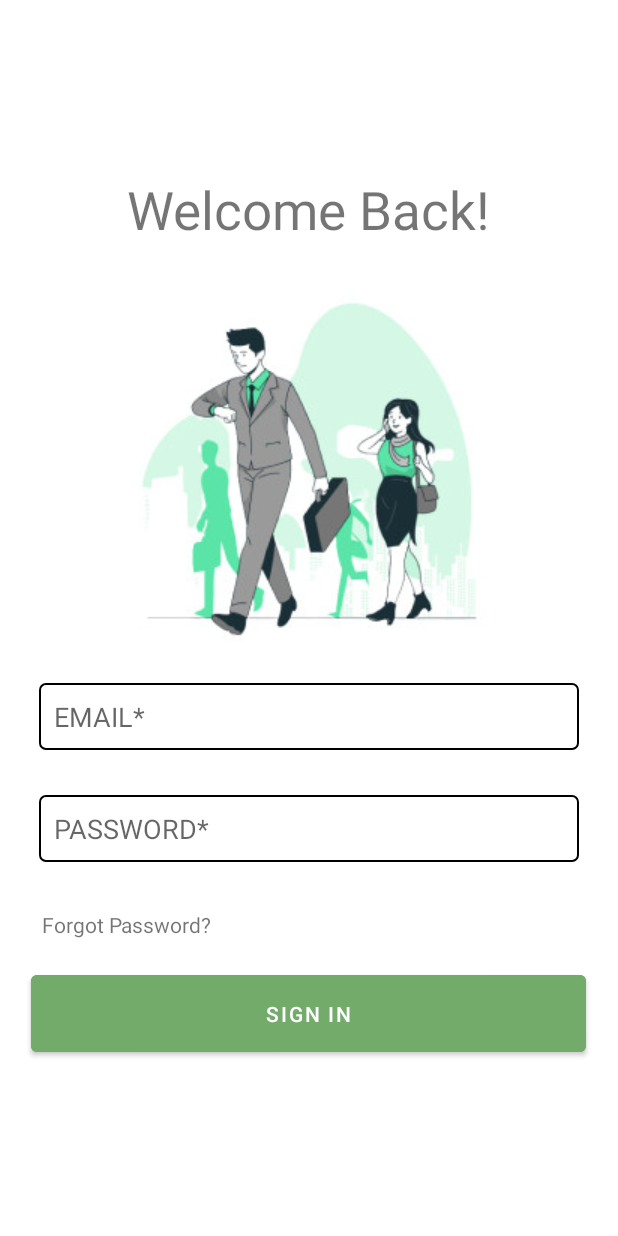
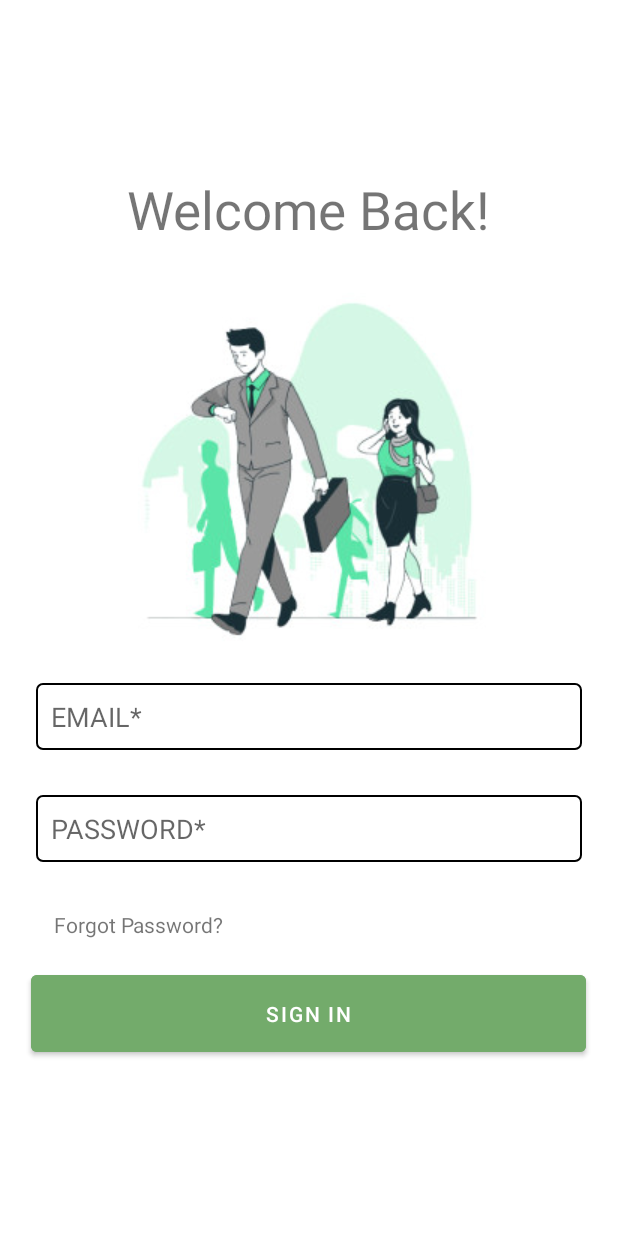
Before and after one commit to Anteel1/quanlinhanvien, an Android app: the LoginActivity screen opened directly, with no data from a screen before it, on a phone screen of 412 x 824 dp. Run offline under Robolectric (Android 15) with nearby library versions, the phone set to English and light mode, and no system bars.

Commit message:
update chỉnh sửa linh tinh

```diff
--- a/app/src/main/res/layout/activity_login.xml
+++ b/app/src/main/res/layout/activity_login.xml
@@ -6,6 +6,7 @@
     android:layout_height="match_parent"
     tools:context=".LoginActivity"
     android:orientation="vertical"
+    android:padding="8dp"
     android:gravity="center">
 
     <TextView
@@ -29,7 +30,7 @@
     android:gravity="center"
     android:layout_margin="8dp">
     <EditText
-        android:layout_width="360dp"
+        android:layout_width="match_parent"
         android:layout_height="wrap_content"
         android:hint="EMAIL*"
         android:id="@+id/edt_email"
@@ -44,7 +45,7 @@
         android:textSize="10dp"
         android:textColor="@color/red"/>
     <EditText
-        android:layout_width="360dp"
+        android:layout_width="match_parent"
         android:layout_height="wrap_content"
         android:hint="PASSWORD*"
         android:inputType="textPassword"
--- a/app/src/main/res/layout/activity_manhinhcho.xml
+++ b/app/src/main/res/layout/activity_manhinhcho.xml
@@ -23,7 +23,7 @@
         android:layout_width="263dp"
         android:layout_height="50sp"
         android:text="Quản lý nhân viên"
-        android:textSize="26sp"
+        android:textSize="20sp"
         android:layout_marginTop="12dp"
         android:layout_gravity="center"
         android:textColor="@color/white"
```
